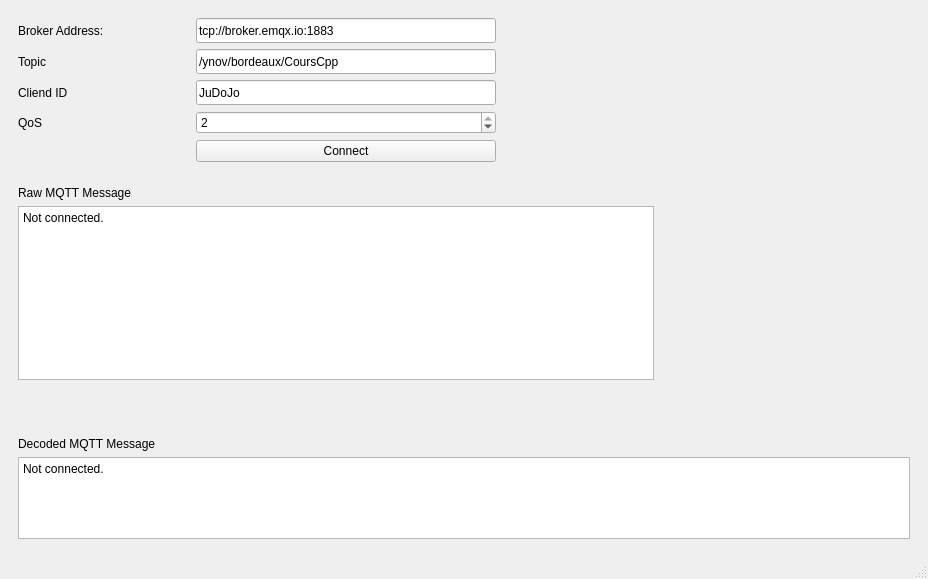
Qt form Projet_drone/Base/src/app/mainwindow.ui (JulienCarayon/CoursCpp) before a commit.
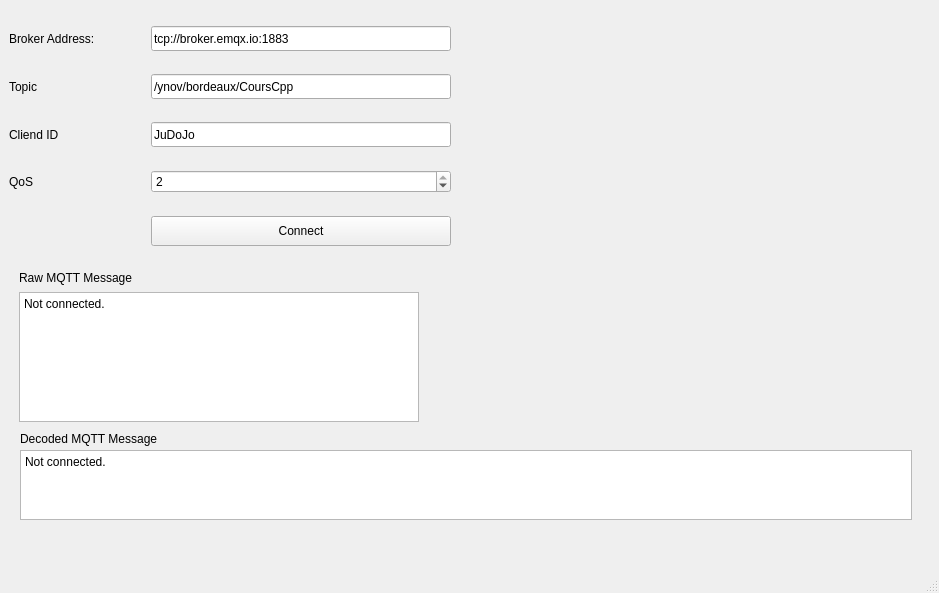
The same form after that commit. Icons and pictures are not drawn.

```diff
--- a/Projet_drone/Base/src/app/mainwindow.ui
+++ b/Projet_drone/Base/src/app/mainwindow.ui
@@ -6,18 +6,41 @@
    <rect>
     <x>0</x>
     <y>0</y>
-    <width>928</width>
-    <height>579</height>
+    <width>939</width>
+    <height>593</height>
    </rect>
   </property>
   <property name="windowTitle">
    <string>Base</string>
   </property>
   <widget class="QWidget" name="centralwidget">
-   <layout class="QGridLayout" name="gridLayout_3">
-    <item row="0" column="0">
      <widget class="QWidget" name="widgetMqttSettings" native="true">
+    <property name="geometry">
+     <rect>
+      <x>9</x>
+      <y>9</y>
+      <width>442</width>
+      <height>256</height>
+     </rect>
+    </property>
       <layout class="QGridLayout" name="gridLayout">
+     <item row="5" column="2">
+      <widget class="QPushButton" name="pushButton_2">
+       <property name="maximumSize">
+        <size>
+         <width>300</width>
+         <height>30</height>
+        </size>
+       </property>
+       <property name="styleSheet">
+        <string notr="true">
+</string>
+       </property>
+       <property name="text">
+        <string>Connect</string>
+       </property>
+      </widget>
+     </item>
        <item row="2" column="1">
         <spacer name="horizontalSpacerClientId">
          <property name="orientation">
@@ -31,6 +54,13 @@
          </property>
         </spacer>
        </item>
+     <item row="0" column="0">
+      <widget class="QLabel" name="labelBroker">
+       <property name="text">
+        <string>Broker Address: </string>
+       </property>
+      </widget>
+     </item>
        <item row="0" column="1">
         <spacer name="horizontalSpacerBroker">
          <property name="orientation">
@@ -44,6 +74,39 @@
          </property>
         </spacer>
        </item>
+     <item row="3" column="0">
+      <widget class="QLabel" name="labelQos">
+       <property name="text">
+        <string>QoS</string>
+       </property>
+      </widget>
+     </item>
+     <item row="1" column="1">
+      <spacer name="horizontalSpacerTopic">
+       <property name="orientation">
+        <enum>Qt::Horizontal</enum>
+       </property>
+       <property name="sizeHint" stdset="0">
+        <size>
+         <width>58</width>
+         <height>20</height>
+        </size>
+       </property>
+      </spacer>
+     </item>
+     <item row="5" column="0" colspan="2">
+      <spacer name="horizontalSpacer_2">
+       <property name="orientation">
+        <enum>Qt::Horizontal</enum>
+       </property>
+       <property name="sizeHint" stdset="0">
+        <size>
+         <width>100</width>
+         <height>20</height>
+        </size>
+       </property>
+      </spacer>
+     </item>
        <item row="2" column="2">
         <widget class="QLineEdit" name="lineEditClientId">
          <property name="minimumSize">
@@ -70,12 +133,18 @@
          </property>
         </widget>
        </item>
-       <item row="0" column="0">
-        <widget class="QLabel" name="labelBroker">
-         <property name="text">
-          <string>Broker Address: </string>
-         </property>
-        </widget>
+     <item row="3" column="1">
+      <spacer name="horizontalSpacer_3">
+       <property name="orientation">
+        <enum>Qt::Horizontal</enum>
+       </property>
+       <property name="sizeHint" stdset="0">
+        <size>
+         <width>40</width>
+         <height>20</height>
+        </size>
+       </property>
+      </spacer>
        </item>
        <item row="1" column="0">
         <widget class="QLabel" name="labelTopic">
@@ -84,66 +153,6 @@
          </property>
         </widget>
        </item>
-       <item row="2" column="0">
-        <widget class="QLabel" name="labelClientId">
-         <property name="text">
-          <string>Cliend ID</string>
-         </property>
-        </widget>
-       </item>
-       <item row="4" column="0" colspan="2">
-        <spacer name="horizontalSpacer_2">
-         <property name="orientation">
-          <enum>Qt::Horizontal</enum>
-         </property>
-         <property name="sizeHint" stdset="0">
-          <size>
-           <width>40</width>
-           <height>20</height>
-          </size>
-         </property>
-        </spacer>
-       </item>
-       <item row="1" column="1">
-        <spacer name="horizontalSpacerTopic">
-         <property name="orientation">
-          <enum>Qt::Horizontal</enum>
-         </property>
-         <property name="sizeHint" stdset="0">
-          <size>
-           <width>58</width>
-           <height>20</height>
-          </size>
-         </property>
-        </spacer>
-       </item>
-       <item row="4" column="2">
-        <widget class="QPushButton" name="pushButton_2">
-         <property name="text">
-          <string>Connect</string>
-         </property>
-        </widget>
-       </item>
-       <item row="1" column="2">
-        <widget class="QLineEdit" name="lineEditTopic">
-         <property name="minimumSize">
-          <size>
-           <width>300</width>
-           <height>25</height>
-          </size>
-         </property>
-         <property name="text">
-          <string>/ynov/bordeaux/CoursCpp</string>
-         </property>
-        </widget>
-       </item>
-       <item row="3" column="0">
-        <widget class="QLabel" name="labelQos">
-         <property name="text">
-          <string>QoS</string>
-         </property>
-        </widget>
-       </item>
        <item row="3" column="2">
         <widget class="QSpinBox" name="spinBoxQos">
          <property name="maximum">
@@ -154,40 +163,46 @@
          </property>
         </widget>
        </item>
-       <item row="3" column="1">
-        <spacer name="horizontalSpacer_3">
-         <property name="orientation">
-          <enum>Qt::Horizontal</enum>
-         </property>
-         <property name="sizeHint" stdset="0">
+     <item row="1" column="2">
+      <widget class="QLineEdit" name="lineEditTopic">
+       <property name="minimumSize">
           <size>
-           <width>40</width>
-           <height>20</height>
-          </size>
-         </property>
-        </spacer>
+         <width>300</width>
+         <height>25</height>
+        </size>
+       </property>
+       <property name="text">
+        <string>/ynov/bordeaux/CoursCpp</string>
+       </property>
+      </widget>
+     </item>
+     <item row="2" column="0">
+      <widget class="QLabel" name="labelClientId">
+       <property name="text">
+        <string>Cliend ID</string>
+       </property>
+      </widget>
        </item>
       </layout>
      </widget>
-    </item>
-    <item row="0" column="1">
-     <spacer name="horizontalSpacer">
-      <property name="orientation">
-       <enum>Qt::Horizontal</enum>
-      </property>
-      <property name="sizeHint" stdset="0">
-       <size>
-        <width>40</width>
-        <height>20</height>
-       </size>
-      </property>
-     </spacer>
-    </item>
-    <item row="1" column="0" colspan="2">
      <widget class="QWidget" name="widget" native="true">
-      <layout class="QGridLayout" name="gridLayout_2">
-       <item row="2" column="0" rowspan="2">
+    <property name="geometry">
+     <rect>
+      <x>10</x>
+      <y>260</y>
+      <width>910</width>
+      <height>281</height>
+     </rect>
+    </property>
         <widget class="QPlainTextEdit" name="plainTextEditRawMessage">
+     <property name="geometry">
+      <rect>
+       <x>9</x>
+       <y>32</y>
+       <width>400</width>
+       <height>130</height>
+      </rect>
+     </property>
          <property name="minimumSize">
           <size>
            <width>400</width>
@@ -202,9 +217,15 @@
 </string>
          </property>
         </widget>
-       </item>
-       <item row="3" column="1">
         <widget class="QLabel" name="labelImage">
+     <property name="geometry">
+      <rect>
+       <x>470</x>
+       <y>10</y>
+       <width>381</width>
+       <height>168</height>
+      </rect>
+     </property>
          <property name="minimumSize">
           <size>
            <width>250</width>
@@ -227,62 +248,91 @@
           <set>Qt::AlignJustify|Qt::AlignVCenter</set>
          </property>
         </widget>
-       </item>
-       <item row="0" column="0" rowspan="2" colspan="2">
         <widget class="QLabel" name="label_caca">
+     <property name="geometry">
+      <rect>
+       <x>9</x>
+       <y>9</y>
+       <width>137</width>
+       <height>17</height>
+      </rect>
+     </property>
          <property name="text">
           <string>Raw MQTT Message</string>
          </property>
         </widget>
-       </item>
-       <item row="4" column="0">
-        <spacer name="verticalSpacer_2">
-         <property name="orientation">
-          <enum>Qt::Vertical</enum>
-         </property>
-         <property name="sizeHint" stdset="0">
-          <size>
-           <width>20</width>
-           <height>162</height>
-          </size>
-         </property>
-        </spacer>
-       </item>
-       <item row="6" column="0" colspan="2">
-        <widget class="QPlainTextEdit" name="plainTextEditDecodedMessage">
-         <property name="minimumSize">
-          <size>
-           <width>400</width>
-           <height>0</height>
-          </size>
-         </property>
-         <property name="readOnly">
-          <bool>true</bool>
-         </property>
-         <property name="plainText">
-          <string>Not connected.
-</string>
-         </property>
-        </widget>
-       </item>
-       <item row="5" column="0">
         <widget class="QLabel" name="label">
+     <property name="geometry">
+      <rect>
+       <x>10</x>
+       <y>170</y>
+       <width>169</width>
+       <height>17</height>
+      </rect>
+     </property>
          <property name="text">
           <string>Decoded MQTT Message</string>
          </property>
         </widget>
-       </item>
-      </layout>
-     </widget>
-    </item>
-   </layout>
+    <widget class="QPlainTextEdit" name="plainTextEditDecodedMessage">
+     <property name="geometry">
+      <rect>
+       <x>10</x>
+       <y>190</y>
+       <width>892</width>
+       <height>70</height>
+      </rect>
+     </property>
+     <property name="minimumSize">
+      <size>
+       <width>400</width>
+       <height>0</height>
+      </size>
+     </property>
+     <property name="readOnly">
+      <bool>true</bool>
+     </property>
+     <property name="plainText">
+      <string>Not connected.
+</string>
+     </property>
+    </widget>
+   </widget>
+   <widget class="QLabel" name="labelLogo">
+    <property name="enabled">
+     <bool>true</bool>
+    </property>
+    <property name="geometry">
+     <rect>
+      <x>660</x>
+      <y>10</y>
+      <width>251</width>
+      <height>131</height>
+     </rect>
+    </property>
+    <property name="sizePolicy">
+     <sizepolicy hsizetype="Fixed" vsizetype="Fixed">
+      <horstretch>0</horstretch>
+      <verstretch>0</verstretch>
+     </sizepolicy>
+    </property>
+    <property name="text">
+     <string/>
+    </property>
+    <property name="pixmap">
+     <pixmap resource="resources.qrc">:/interface/image/resources/images/logo.png</pixmap>
+    </property>
+    <property name="scaledContents">
+     <bool>true</bool>
+    </property>
+   </widget>
   </widget>
   <widget class="QMenuBar" name="menubar">
    <property name="geometry">
     <rect>
      <x>0</x>
      <y>0</y>
-     <width>928</width>
+     <width>939</width>
      <height>22</height>
     </rect>
    </property>
```
Left out of the diff: 3 changed lines with no effect on the pictures. Lines whose indentation alone changed are shown as unchanged.
